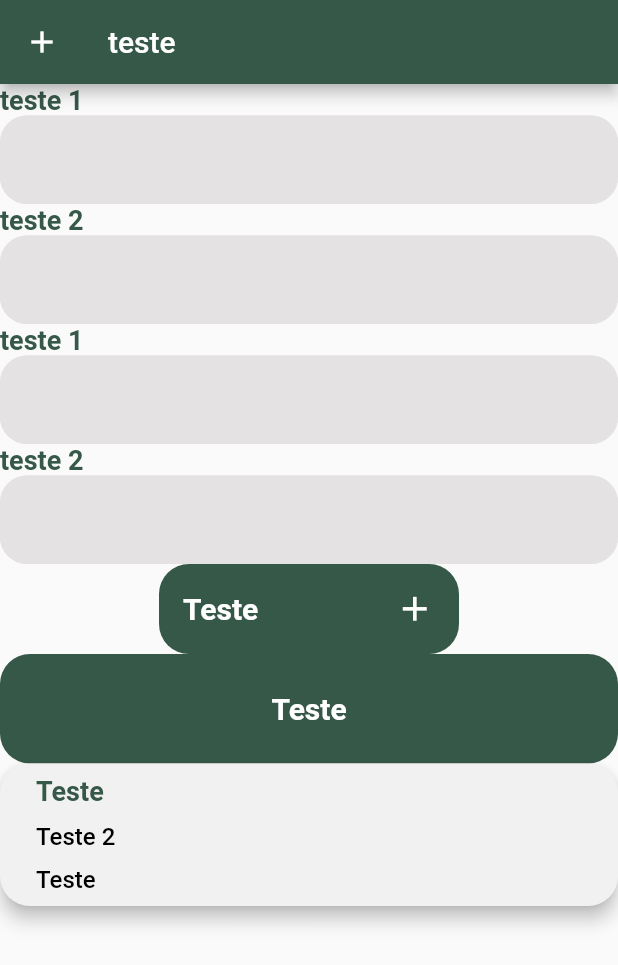
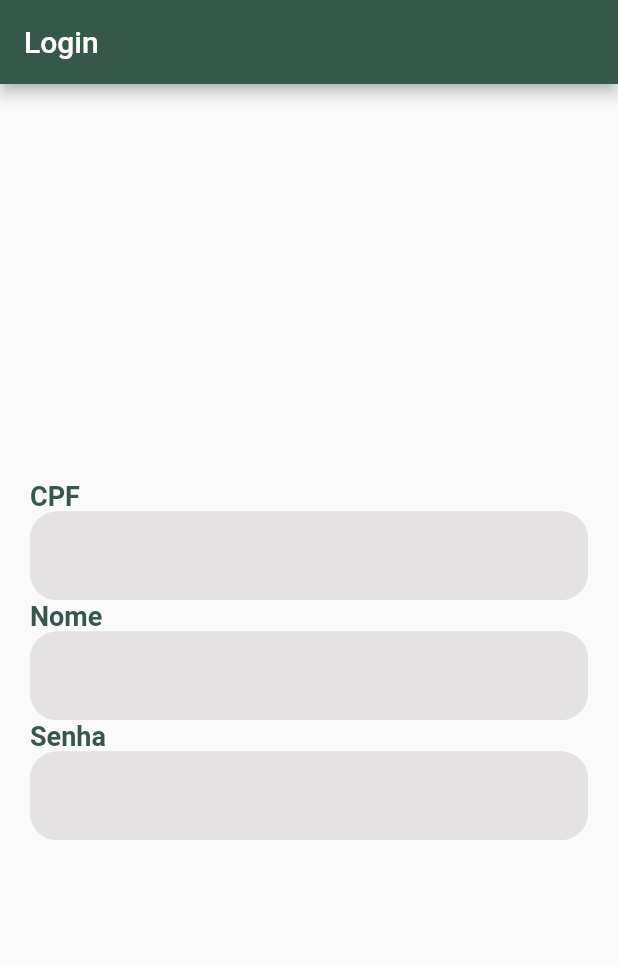
Before and after one commit to denym123/Projeto-Cadastro-Offline, a Flutter app: the screen it shows after launch, on a phone screen of 412 x 824 dp. Shown: the top 965 px of the screen. Run offline on Flutter 3.47's test engine with Material 2 defaults, Android fonts, the phone set to English and light mode, and no system bars; our stand-ins replace flutter_modular, mobx; generated files the repository leaves out were written again.

Commit message:
adic'ão dos primeiros comopnentes

```diff
--- a/lib/app/modules/auth/auth_page.dart
+++ b/lib/app/modules/auth/auth_page.dart
@@ -20,66 +20,37 @@ class _AuthPageState extends State<AuthPage> {
   Widget build(BuildContext context) {
     return Scaffold(
       appBar: AppBar(
-        leading: IconButton(icon: Icon(Icons.add), onPressed: () {}),
         backgroundColor: Theme.of(context).primaryColor,
-        title: Text("teste"),
+        title: Text("Login"),
       ),
-      body: Column(
+      body: Padding(
+        padding: EdgeInsets.all(20),
+        child: Column(
+          mainAxisAlignment: MainAxisAlignment.center,
           children: [
             InputTextComponent(
-            label: 'teste 1',
-            value: store.test,
-            onChanged: store.setTest,
-            focusNode: store.focusNode1,
+              value: store.user,
+              onChanged: store.setUser,
+              focusNode: FocusNode(),
+              label: "CPF",
               hasNextFocus: true,
             ),
             InputTextComponent(
                 hasNextFocus: true,
-            label: 'teste 2',
-            value: store.test,
-            onChanged: store.setTest,
-            focusNode: store.focusNode2,
-            onSubmitted: (val) {
-              debugPrint(val);
-            },
+                value: store.name,
+                onChanged: store.setName,
+                focusNode: FocusNode(),
+                label: "Nome"),
+            InputTextComponent(
+                hasNextFocus: false,
+                value: store.user,
+                onChanged: store.setPassword,
+                focusNode: FocusNode(),
+                label: "Senha"),
+
+
+          ],
         ),
-          InputTextComponent(
-            label: 'teste 1',
-            value: store.test,
-            onChanged: store.setTest,
-            focusNode: store.focusNode3,
-            hasNextFocus: true,
-          ),
-          InputTextComponent(
-            label: 'teste 2',
-            value: store.test,
-            onChanged: store.setTest,
-            focusNode: store.focusNode4,
-            onSubmitted: (val) {
-              debugPrint(val);
-            },
-          ),
-          FilledSmallButton(
-              icon: Icon(Icons.add),
-              label: 'Teste',
-              onTap: () {
-                debugPrint("teste");
-              }),
-          FilledButtonComponent(
-            label: "Teste",
-            onTap: () {
-              debugPrint("teste");
-            },
-          ),
-          GenericTileComponent(
-            firstText: "Teste",
-            secondText: "Teste 2",
-            thirdText: "Teste",
-            onTap: () {
-              debugPrint("teste");
-            },
-          ),
-        ],
       ),
     );
   }
```
Also changed, not shown: lib/app/modules/auth/auth_store.dart (+24 -2 lines), lib/app/shared/components/radiobutton_componente.dart (added, +10 -0 lines). Lines whose indentation alone changed are shown as unchanged.
